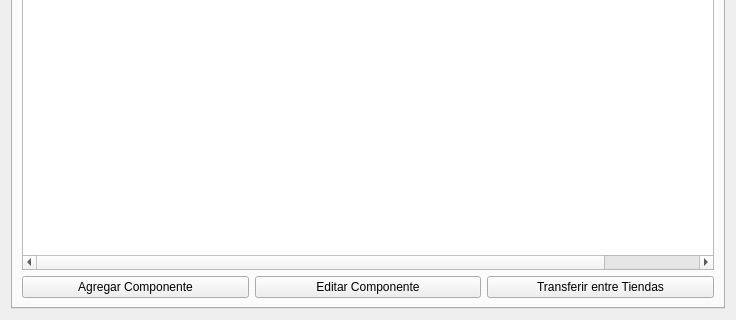
This is ui/main.ui in Matiti061/TecnoPC as Qt 5 draws it before an edit; both pictures show x 0 to 736 and y 240 to 560 of the 736 by 560 pixel window. The edited form follows.
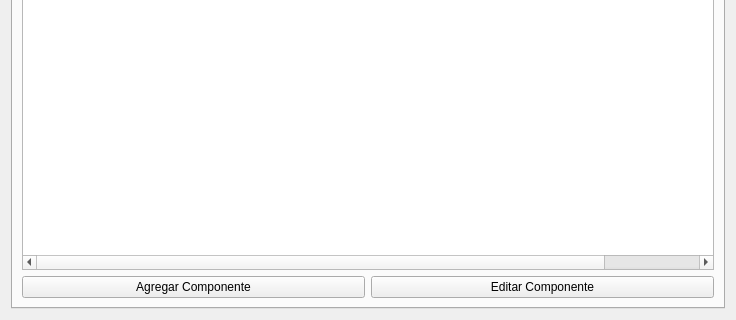
This is the edited form.

Commit message: feat: Button functionality #2

Patch:
```diff
--- a/ui/main.ui
+++ b/ui/main.ui
@@ -213,13 +213,6 @@
            </property>
           </widget>
          </item>
-         <item>
-          <widget class="QPushButton" name="transfer_btn">
-           <property name="text">
-            <string>Transferir entre Tiendas</string>
-           </property>
-          </widget>
-         </item>
         </layout>
        </item>
       </layout>
```
Left out of the diff: 9 changed lines with no effect on the pictures. The commit also changes 4 other files.
